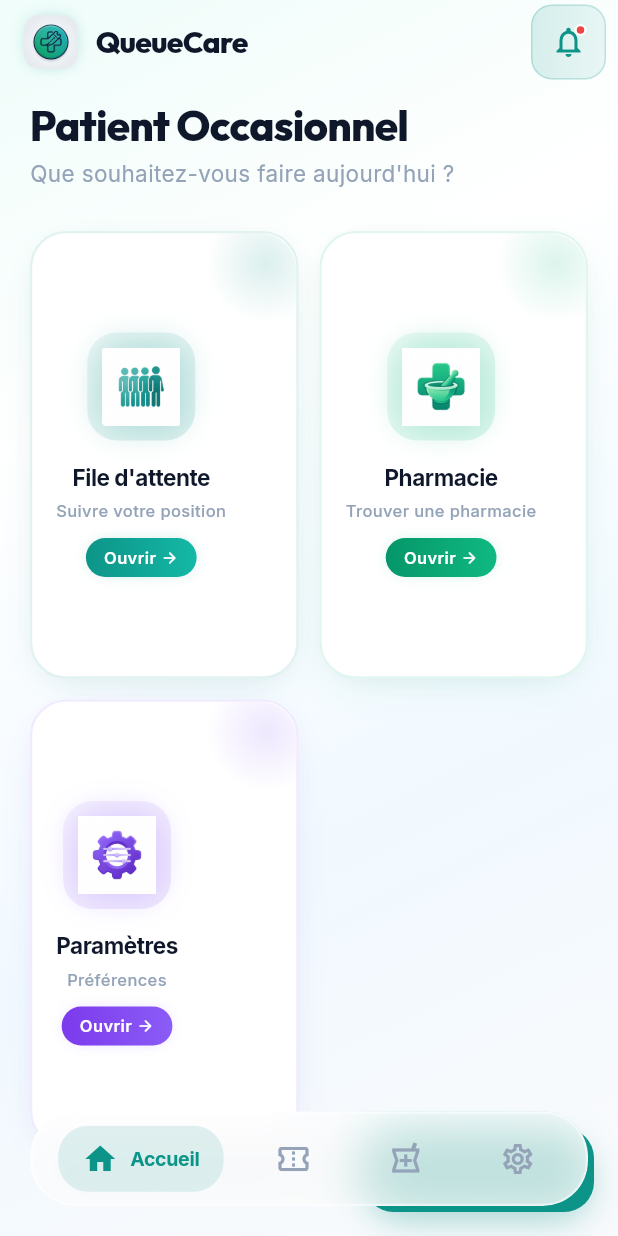
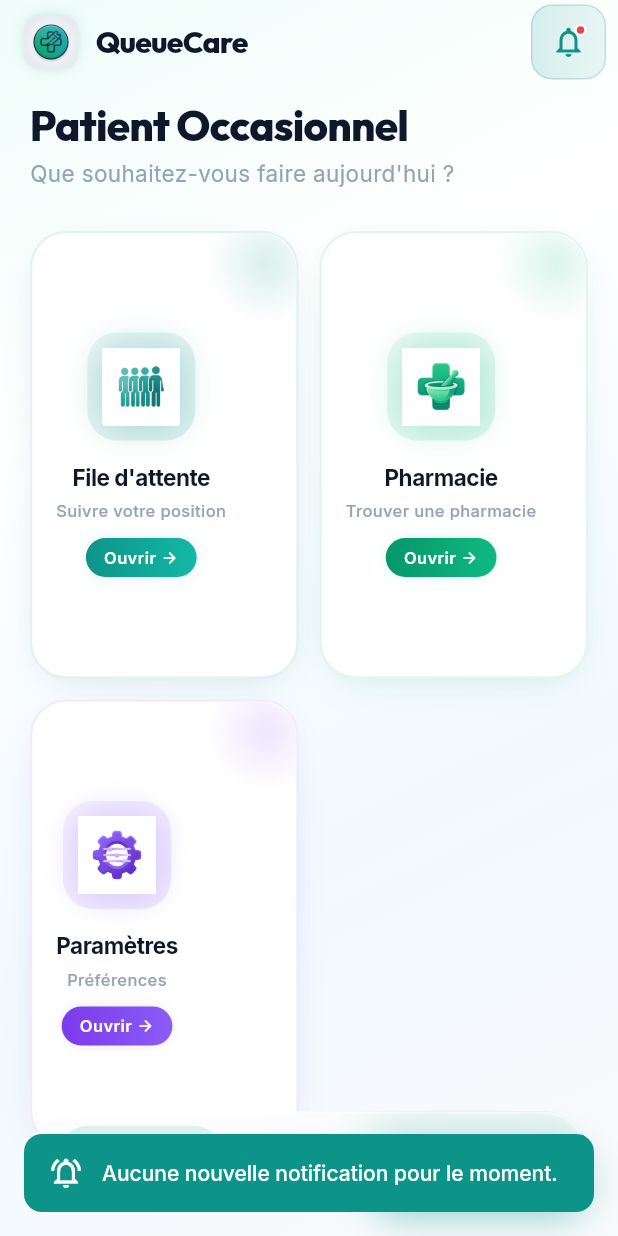
Before and after one commit to Routay/queuecare-patient, a Flutter app: the HomeScreen screen opened directly, after a tap on the "notifications" icon, on a phone screen of 412 x 824 dp. Run offline on Flutter 3.47's test engine with Material 3 defaults, Android fonts, the phone set to English and light mode, and no system bars; our stand-ins replace dio, flutter_bloc, flutter_map, google_fonts, latlong2, shared_preferences and 1 more; missing offline and left inert: universal_html; accounts and stored records are empty; network calls fail.

Commit message:
fix(patient): enable QR scanner for regular patients and activate notification button

```diff
--- a/lib/features/home/home_screen.dart
+++ b/lib/features/home/home_screen.dart
@@ -158,7 +158,23 @@ class _HomeScreenState extends State<HomeScreen> with TickerProviderStateMixin {
                       ),
                     ],
                   ),
-                  onPressed: () {},
+                  onPressed: () {
+                    ScaffoldMessenger.of(context).showSnackBar(
+                      SnackBar(
+                        content: const Row(
+                          children: [
+                            Icon(Icons.notifications_active_outlined, color: Colors.white),
+                            SizedBox(width: 12),
+                            Text('Aucune nouvelle notification pour le moment.'),
+                          ],
+                        ),
+                        backgroundColor: isDark ? AppTheme.slateDark : AppTheme.primaryTeal,
+                        behavior: SnackBarBehavior.floating,
+                        shape: RoundedRectangleBorder(borderRadius: BorderRadius.circular(12)),
+                        margin: const EdgeInsets.all(16),
+                      ),
+                    );
+                  },
                   color: AppTheme.primaryTeal,
                 ),
               )
@@ -311,7 +327,7 @@ class _HomeScreenState extends State<HomeScreen> with TickerProviderStateMixin {
               ),
             ),
           ),
-          floatingActionButton: widget.isGuest ? Container(
+          floatingActionButton: Container(
             decoration: BoxDecoration(
               borderRadius: BorderRadius.circular(20),
               boxShadow: [
@@ -331,7 +347,7 @@ class _HomeScreenState extends State<HomeScreen> with TickerProviderStateMixin {
               elevation: 0,
               shape: RoundedRectangleBorder(borderRadius: BorderRadius.circular(20)),
             ),
-          ) : null,
+          ),
         );
       }
     );
```
